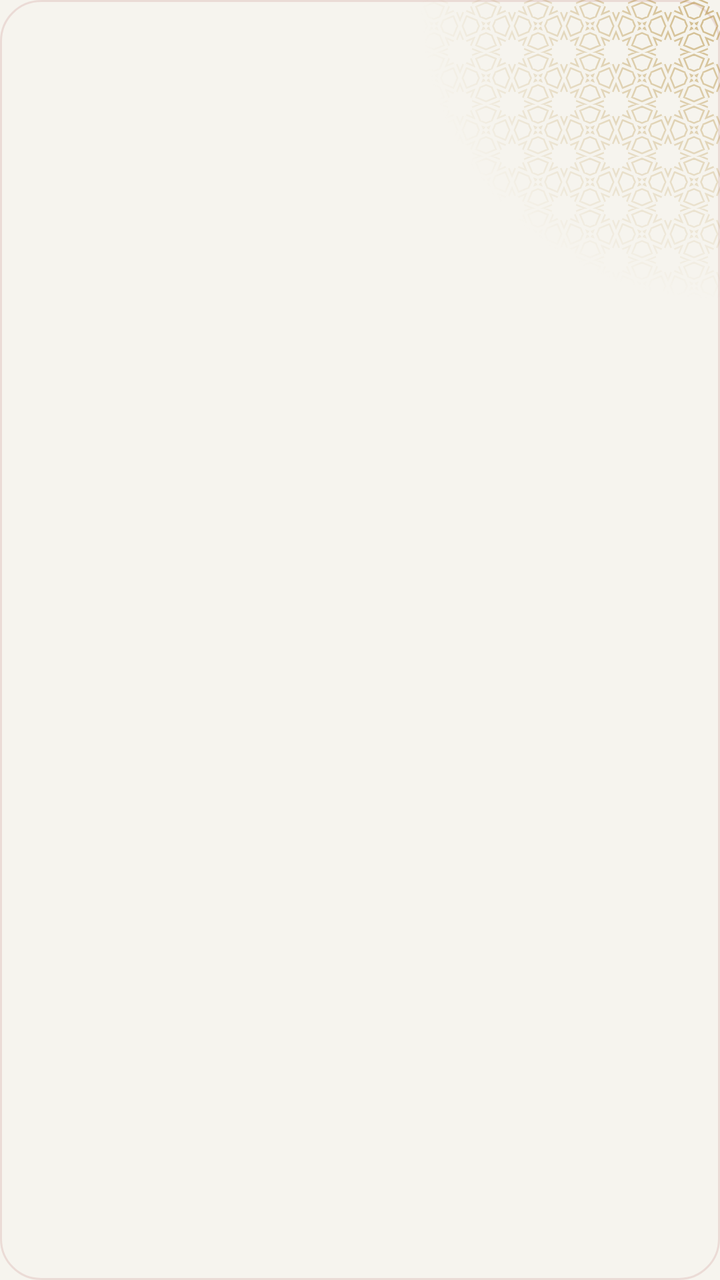
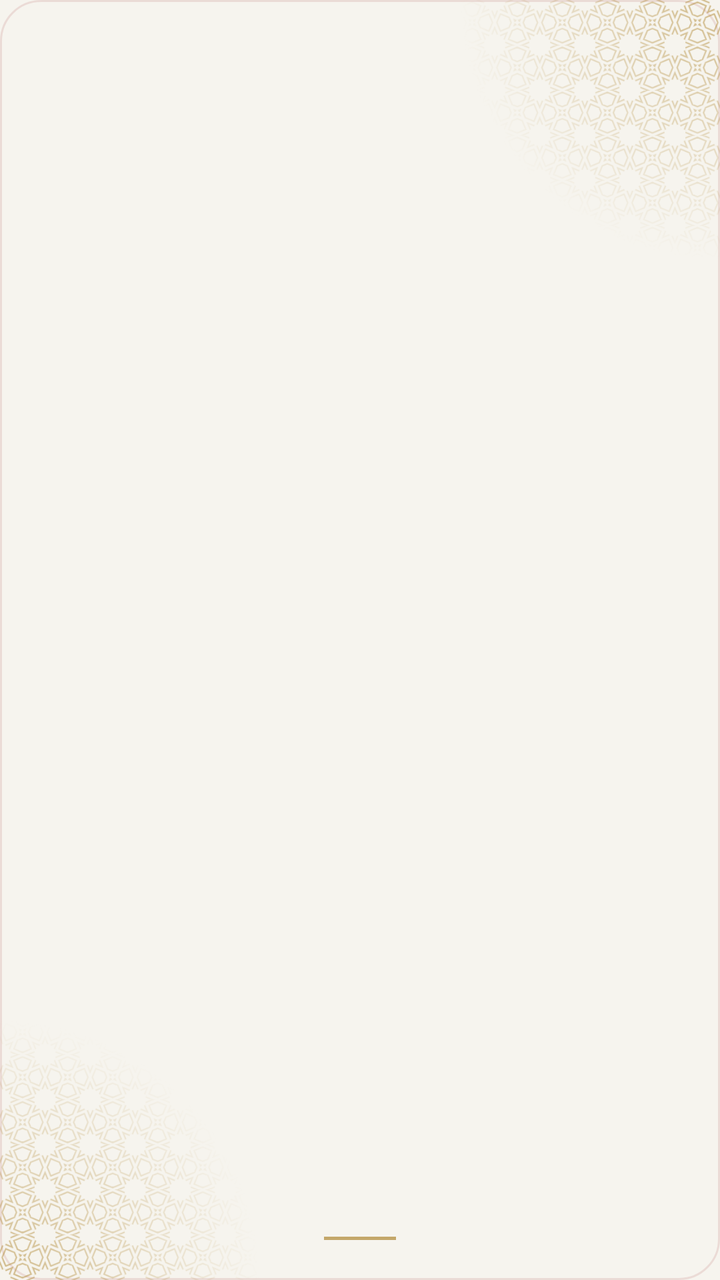

Compare the two renders of this Android layout. The source of the first and the diff that turns it into the second are given below.
<!-- AndroidManifest.xml: application theme Theme.App -->
<!-- res/layout/widget_ayah.xml -->
<?xml version="1.0" encoding="utf-8"?>
<FrameLayout xmlns:android="http://schemas.android.com/apk/res/android"
    xmlns:tools="http://schemas.android.com/tools" tools:ignore="ContentDescription"
    android:id="@+id/ayah_root"
    android:layout_width="match_parent" android:layout_height="match_parent"
    android:background="@drawable/widget_paper" android:layoutDirection="locale">
    <ImageView android:layout_width="150dp" android:layout_height="150dp" android:layout_gravity="top|end"
        android:src="@drawable/widget_orn_band" android:tint="@color/widgetOrnament" android:tintMode="src_in"
        android:importantForAccessibility="no"/>
    <LinearLayout
        android:layout_width="match_parent" android:layout_height="match_parent"
        android:orientation="vertical" android:padding="14dp">
        <LinearLayout android:layout_width="match_parent" android:layout_height="wrap_content"
            android:orientation="horizontal" android:gravity="center_vertical" android:baselineAligned="false">
            <ImageView android:id="@+id/ayah_head" android:layout_width="wrap_content" android:layout_height="wrap_content"
                android:adjustViewBounds="true" android:scaleType="fitCenter"
                android:tint="@color/widgetAccent" android:tintMode="src_in"/>
            
            <LinearLayout android:layout_width="0dp" android:layout_height="wrap_content" android:layout_weight="1"
                android:layout_marginStart="8dp" android:orientation="horizontal" android:gravity="end|center_vertical">
                <ImageView android:id="@+id/ayah_ref" android:layout_width="wrap_content" android:layout_height="wrap_content"
                    android:adjustViewBounds="true" android:scaleType="fitCenter"
                    android:tint="@color/widgetMuted" android:tintMode="src_in"/>
            </LinearLayout>
        </LinearLayout>
        
        <ImageView android:id="@+id/ayah_text"
            android:layout_width="match_parent" android:layout_height="0dp" android:layout_weight="1"
            android:layout_marginTop="6dp" android:scaleType="centerInside"
            android:tint="@color/widgetInk" android:tintMode="src_in"/>
    </LinearLayout>
</FrameLayout>
<!-- resources referenced by this layout -->
<resources>
  <color name="widgetAccent">#9c2b2b</color>
  <color name="widgetInk">#1d1a16</color>
  <color name="widgetMuted">#6b645a</color>
  <color name="widgetOrnament">#8CB08833</color>
  <!-- drawable widget_orn_band (drawable) -->
  <?xml version="1.0" encoding="utf-8"?>
  <bitmap xmlns:android="http://schemas.android.com/apk/res/android"
      android:src="@drawable/widget_orn_band_mask" android:autoMirrored="true"/>
  <!-- drawable widget_paper (drawable) -->
  <?xml version="1.0" encoding="utf-8"?>
  <shape xmlns:android="http://schemas.android.com/apk/res/android" android:shape="rectangle">
      <solid android:color="@color/widgetSurface"/>
      <stroke android:width="1dp" android:color="@color/widgetTrack"/>
      <corners android:radius="20dp"/>
  </shape>
  <style name="Theme.App" parent="android:Theme.Material.Light.NoActionBar">
          <item name="android:windowBackground">@drawable/window_splash</item>
          <item name="android:statusBarColor">@color/backgroundColor</item>
          <item name="android:navigationBarColor">@color/backgroundColor</item>
      </style>
  <!-- drawable widget_orn_band_mask: webp bitmap (drawable-hdpi, 18976 bytes) -->
  <color name="widgetSurface">#f6f4ee</color>
  <color name="widgetTrack">#1F9c2b2b</color>
  <!-- drawable window_splash (drawable) -->
  <?xml version="1.0" encoding="utf-8"?>
  <layer-list xmlns:android="http://schemas.android.com/apk/res/android">
      <item android:drawable="@color/backgroundColor"/>
      <item android:drawable="@drawable/splash" android:gravity="center" android:width="120dp" android:height="120dp"/>
  </layer-list>
  <color name="backgroundColor">#f6f4ee</color>
  <!-- drawable splash: png bitmap (drawable-hdpi, 52970 bytes) -->
</resources>

<!-- the commit's change to res/layout/widget_ayah.xml (unified diff, before → after) -->
@@ -4,29 +4,30 @@
     android:id="@+id/ayah_root"
     android:layout_width="match_parent" android:layout_height="match_parent"
     android:background="@drawable/widget_paper" android:layoutDirection="locale">
-    <ImageView android:layout_width="150dp" android:layout_height="150dp" android:layout_gravity="top|end"
+    <ImageView android:layout_width="130dp" android:layout_height="130dp" android:layout_gravity="top|end"
+        android:src="@drawable/widget_orn_band" android:tint="@color/widgetOrnament" android:tintMode="src_in"
+        android:importantForAccessibility="no"/>
+    <ImageView android:layout_width="130dp" android:layout_height="130dp" android:layout_gravity="bottom|start"
+        android:rotation="180"
         android:src="@drawable/widget_orn_band" android:tint="@color/widgetOrnament" android:tintMode="src_in"
         android:importantForAccessibility="no"/>
     <LinearLayout
         android:layout_width="match_parent" android:layout_height="match_parent"
-        android:orientation="vertical" android:padding="14dp">
-        <LinearLayout android:layout_width="match_parent" android:layout_height="wrap_content"
-            android:orientation="horizontal" android:gravity="center_vertical" android:baselineAligned="false">
-            <ImageView android:id="@+id/ayah_head" android:layout_width="wrap_content" android:layout_height="wrap_content"
-                android:adjustViewBounds="true" android:scaleType="fitCenter"
-                android:tint="@color/widgetAccent" android:tintMode="src_in"/>
-            
-            <LinearLayout android:layout_width="0dp" android:layout_height="wrap_content" android:layout_weight="1"
-                android:layout_marginStart="8dp" android:orientation="horizontal" android:gravity="end|center_vertical">
-                <ImageView android:id="@+id/ayah_ref" android:layout_width="wrap_content" android:layout_height="wrap_content"
-                    android:adjustViewBounds="true" android:scaleType="fitCenter"
-                    android:tint="@color/widgetMuted" android:tintMode="src_in"/>
-            </LinearLayout>
-        </LinearLayout>
+        android:orientation="vertical" android:gravity="center_horizontal"
+        android:paddingStart="16dp" android:paddingEnd="16dp" android:paddingTop="14dp" android:paddingBottom="14dp">
+        <ImageView android:id="@+id/ayah_head" android:layout_width="wrap_content" android:layout_height="wrap_content"
+            android:layout_gravity="start"
+            android:adjustViewBounds="true" android:scaleType="fitCenter"
+            android:tint="@color/widgetAccent" android:tintMode="src_in"/>
         
         <ImageView android:id="@+id/ayah_text"
             android:layout_width="match_parent" android:layout_height="0dp" android:layout_weight="1"
-            android:layout_marginTop="6dp" android:scaleType="centerInside"
+            android:layout_marginTop="4dp" android:layout_marginBottom="4dp" android:scaleType="centerInside"
             android:tint="@color/widgetInk" android:tintMode="src_in"/>
+        <ImageView android:id="@+id/ayah_rule" android:layout_width="36dp" android:layout_height="1.5dp"
+            android:background="@color/widgetOrnamentRule" android:importantForAccessibility="no"/>
+        <ImageView android:id="@+id/ayah_ref" android:layout_width="wrap_content" android:layout_height="wrap_content"
+            android:layout_marginTop="6dp" android:adjustViewBounds="true" android:scaleType="fitCenter"
+            android:tint="@color/widgetMuted" android:tintMode="src_in"/>
     </LinearLayout>
 </FrameLayout>
<!-- resource entries referenced after the edit -->
@@ -4,6 +4,7 @@
   <color name="widgetInk">#1d1a16</color>
   <color name="widgetMuted">#6b645a</color>
   <color name="widgetOrnament">#8CB08833</color>
+  <color name="widgetOrnamentRule">#B3B08833</color>
   <!-- drawable widget_orn_band (drawable) -->
   <?xml version="1.0" encoding="utf-8"?>
   <bitmap xmlns:android="http://schemas.android.com/apk/res/android"
